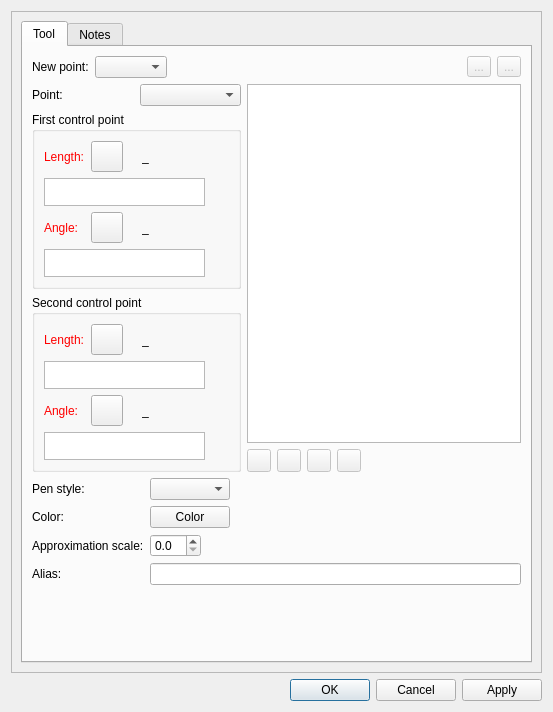
Before: the Qt Designer form src/libs/vtools/dialogs/tools/dialogsplinepath.ui in equinox-patterns/Ostara, drawn with Qt 5.
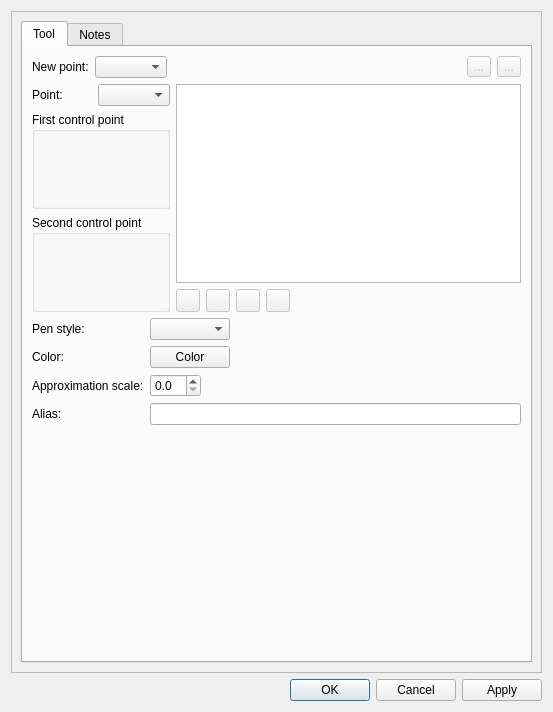
After: the same form once the commit is applied. Icons and pictures are not drawn. Custom widgets are drawn as their Qt base class.

Commit message: Étape 0b — FormulaInputWidget : factorisation des champs formule dans 20 dialogues

Diff of the .ui file:
```diff
--- a/src/libs/vtools/dialogs/tools/dialogsplinepath.ui
+++ b/src/libs/vtools/dialogs/tools/dialogsplinepath.ui
@@ -126,362 +126,10 @@
                   <item>
                    <layout class="QVBoxLayout" name="verticalLayout_6">
                     <item>
-                     <layout class="QHBoxLayout" name="horizontalLayout_2">
-                      <item alignment="Qt::AlignmentFlag::AlignLeft">
-                       <widget class="QLabel" name="labelEditLength1">
-                        <property name="sizePolicy">
-                         <sizepolicy hsizetype="Fixed" vsizetype="Preferred">
-                          <horstretch>0</horstretch>
-                          <verstretch>0</verstretch>
-                         </sizepolicy>
-                        </property>
-                        <property name="palette">
-                         <palette>
-                          <active>
-                           <colorrole role="WindowText">
-                            <brush brushstyle="SolidPattern">
-                             <color alpha="255">
-                              <red>255</red>
-                              <green>0</green>
-                              <blue>0</blue>
-                             </color>
-                            </brush>
-                           </colorrole>
-                          </active>
-                          <inactive>
-                           <colorrole role="WindowText">
-                            <brush brushstyle="SolidPattern">
-                             <color alpha="255">
-                              <red>255</red>
-                              <green>0</green>
-                              <blue>0</blue>
-                             </color>
-                            </brush>
-                           </colorrole>
-                          </inactive>
-                          <disabled>
-                           <colorrole role="WindowText">
-                            <brush brushstyle="SolidPattern">
-                             <color alpha="255">
-                              <red>159</red>
-                              <green>158</green>
-                              <blue>158</blue>
-                             </color>
-                            </brush>
-                           </colorrole>
-                          </disabled>
-                         </palette>
-                        </property>
-                        <property name="text">
-                         <string>Length:</string>
-                        </property>
-                       </widget>
-                      </item>
-                      <item>
-                       <spacer name="horizontalSpacer">
-                        <property name="orientation">
-                         <enum>Qt::Orientation::Horizontal</enum>
-                        </property>
-                        <property name="sizeHint" stdset="0">
-                         <size>
-                          <width>40</width>
-                          <height>20</height>
-                         </size>
-                        </property>
-                       </spacer>
-                      </item>
-                      <item alignment="Qt::AlignmentFlag::AlignRight">
-                       <widget class="QToolButton" name="toolButtonExprLength1">
-                        <property name="toolTip">
-                         <string>Formula wizard</string>
-                        </property>
-                        <property name="text">
-                         <string notr="true"/>
-                        </property>
-                        <property name="icon">
-                         <iconset resource="../../../vmisc/share/resources/icon.qrc">
-                          <normaloff>:/icon/light/24x24/fx.png</normaloff>:/icon/light/24x24/fx.png</iconset>
-                        </property>
-                        <property name="iconSize">
-                         <size>
-                          <width>24</width>
-                          <height>24</height>
-                         </size>
-                        </property>
-                       </widget>
-                      </item>
-                      <item alignment="Qt::AlignmentFlag::AlignRight">
-                       <widget class="QLabel" name="label_8">
-                        <property name="text">
-                         <string/>
-                        </property>
-                        <property name="pixmap">
-                         <pixmap resource="../../../vmisc/share/resources/icon.qrc">:/icon/light/24x24/equal.png</pixmap>
-                        </property>
-                       </widget>
-                      </item>
-                      <item alignment="Qt::AlignmentFlag::AlignRight">
-                       <widget class="QLabel" name="labelResultLength1">
-                        <property name="sizePolicy">
-                         <sizepolicy hsizetype="Fixed" vsizetype="Preferred">
-                          <horstretch>0</horstretch>
-                          <verstretch>0</verstretch>
-                         </sizepolicy>
-                        </property>
-                        <property name="minimumSize">
-                         <size>
-                          <width>87</width>
-                          <height>0</height>
-                         </size>
-                        </property>
-                        <property name="toolTip">
-                         <string>Value</string>
-                        </property>
-                        <property name="text">
-                         <string notr="true">_</string>
-                        </property>
-                       </widget>
-                      </item>
-                     </layout>
+                     <widget class="QWidget" name="formulaLength1Placeholder" native="true"/>
                     </item>
                     <item>
-                     <layout class="QHBoxLayout" name="horizontalLayout_6">
-                      <item>
-                       <widget class="VPlainTextEdit" name="plainTextEditLength1F">
-                        <property name="sizePolicy">
-                         <sizepolicy hsizetype="Expanding" vsizetype="Preferred">
-                          <horstretch>0</horstretch>
-                          <verstretch>0</verstretch>
-                         </sizepolicy>
-                        </property>
-                        <property name="maximumSize">
-                         <size>
-                          <width>16777215</width>
-                          <height>28</height>
-                         </size>
-                        </property>
-                        <property name="toolTip">
-                         <string>Calculation</string>
-                        </property>
-                        <property name="tabChangesFocus">
-                         <bool>true</bool>
-                        </property>
-                       </widget>
-                      </item>
-                      <item>
-                       <widget class="QPushButton" name="pushButtonGrowLength1">
-                        <property name="maximumSize">
-                         <size>
-                          <width>18</width>
-                          <height>18</height>
-                         </size>
-                        </property>
-                        <property name="sizeIncrement">
-                         <size>
-                          <width>0</width>
-                          <height>0</height>
-                         </size>
-                        </property>
-                        <property name="toolTip">
-                         <string>&lt;html&gt;&lt;head/&gt;&lt;body&gt;&lt;p&gt;Show full calculation in message box&lt;/p&gt;&lt;/body&gt;&lt;/html&gt;</string>
-                        </property>
-                        <property name="text">
-                         <string notr="true"/>
-                        </property>
-                        <property name="icon">
-                         <iconset theme="go-down"/>
-                        </property>
-                        <property name="iconSize">
-                         <size>
-                          <width>16</width>
-                          <height>16</height>
-                         </size>
-                        </property>
-                        <property name="flat">
-                         <bool>true</bool>
-                        </property>
-                       </widget>
-                      </item>
-                     </layout>
-                    </item>
-                    <item>
-                     <layout class="QHBoxLayout" name="horizontalLayout_4">
-                      <item alignment="Qt::AlignmentFlag::AlignLeft">
-                       <widget class="QLabel" name="labelEditAngle1">
-                        <property name="sizePolicy">
-                         <sizepolicy hsizetype="Fixed" vsizetype="Preferred">
-                          <horstretch>0</horstretch>
-                          <verstretch>0</verstretch>
-                         </sizepolicy>
-                        </property>
-                        <property name="palette">
-                         <palette>
-                          <active>
-                           <colorrole role="WindowText">
-                            <brush brushstyle="SolidPattern">
-                             <color alpha="255">
-                              <red>255</red>
-                              <green>0</green>
-                              <blue>0</blue>
-                             </color>
-                            </brush>
-                           </colorrole>
-                          </active>
-                          <inactive>
-                           <colorrole role="WindowText">
-                            <brush brushstyle="SolidPattern">
-                             <color alpha="255">
-                              <red>255</red>
-                              <green>0</green>
-                              <blue>0</blue>
-                             </color>
-                            </brush>
-                           </colorrole>
-                          </inactive>
-                          <disabled>
-                           <colorrole role="WindowText">
-                            <brush brushstyle="SolidPattern">
-                             <color alpha="255">
-                              <red>159</red>
-                              <green>158</green>
-                              <blue>158</blue>
-                             </color>
-                            </brush>
-                           </colorrole>
-                          </disabled>
-                         </palette>
-                        </property>
-                        <property name="text">
-                         <string>Angle:</string>
-                        </property>
-                       </widget>
-                      </item>
-                      <item>
-                       <spacer name="horizontalSpacer_2">
-                        <property name="orientation">
-                         <enum>Qt::Orientation::Horizontal</enum>
-                        </property>
-                        <property name="sizeHint" stdset="0">
-                         <size>
-                          <width>40</width>
-                          <height>20</height>
-                         </size>
-                        </property>
-                       </spacer>
-                      </item>
-                      <item alignment="Qt::AlignmentFlag::AlignRight">
-                       <widget class="QToolButton" name="toolButtonExprAngle1">
-                        <property name="toolTip">
-                         <string>Formula wizard</string>
-                        </property>
-                        <property name="text">
-                         <string notr="true"/>
-                        </property>
-                        <property name="icon">
-                         <iconset resource="../../../vmisc/share/resources/icon.qrc">
-                          <normaloff>:/icon/light/24x24/fx.png</normaloff>:/icon/light/24x24/fx.png</iconset>
-                        </property>
-                        <property name="iconSize">
-                         <size>
-                          <width>24</width>
-                          <height>24</height>
-                         </size>
-                        </property>
-                       </widget>
-                      </item>
-                      <item alignment="Qt::AlignmentFlag::AlignRight">
-                       <widget class="QLabel" name="label_9">
-                        <property name="text">
-                         <string/>
-                        </property>
-                        <property name="pixmap">
-                         <pixmap resource="../../../vmisc/share/resources/icon.qrc">:/icon/light/24x24/equal.png</pixmap>
-                        </property>
-                       </widget>
-                      </item>
-                      <item alignment="Qt::AlignmentFlag::AlignRight">
-                       <widget class="QLabel" name="labelResultAngle1">
-                        <property name="sizePolicy">
-                         <sizepolicy hsizetype="Fixed" vsizetype="Preferred">
-                          <horstretch>0</horstretch>
-                          <verstretch>0</verstretch>
-                         </sizepolicy>
-                        </property>
-                        <property name="minimumSize">
-                         <size>
-                          <width>87</width>
-                          <height>0</height>
-                         </size>
-                        </property>
-                        <property name="toolTip">
-                         <string>Value</string>
-                        </property>
-                        <property name="text">
-                         <string notr="true">_</string>
-                        </property>
-                       </widget>
-                      </item>
-                     </layout>
-                    </item>
-                    <item>
-                     <layout class="QHBoxLayout" name="horizontalLayout_7">
-                      <item>
-                       <widget class="VPlainTextEdit" name="plainTextEditAngle1F">
-                        <property name="sizePolicy">
-                         <sizepolicy hsizetype="Expanding" vsizetype="Preferred">
-                          <horstretch>0</horstretch>
-                          <verstretch>0</verstretch>
-                         </sizepolicy>
-                        </property>
-                        <property name="maximumSize">
-                         <size>
-                          <width>16777215</width>
-                          <height>28</height>
-                         </size>
-                        </property>
-                        <property name="toolTip">
-                         <string>Calculation</string>
-                        </property>
-                        <property name="tabChangesFocus">
-                         <bool>true</bool>
-                        </property>
-                       </widget>
-                      </item>
-                      <item>
-                       <widget class="QPushButton" name="pushButtonGrowAngle1">
-                        <property name="maximumSize">
-                         <size>
-                          <width>18</width>
-                          <height>18</height>
-                         </size>
-                        </property>
-                        <property name="sizeIncrement">
-                         <size>
-                          <width>0</width>
-                          <height>0</height>
-                         </size>
-                        </property>
-                        <property name="toolTip">
-                         <string>&lt;html&gt;&lt;head/&gt;&lt;body&gt;&lt;p&gt;Show full calculation in message box&lt;/p&gt;&lt;/body&gt;&lt;/html&gt;</string>
-                        </property>
-                        <property name="text">
-                         <string notr="true"/>
-                        </property>
-                        <property name="icon">
-                         <iconset theme="go-down"/>
-                        </property>
-                        <property name="iconSize">
-                         <size>
-                          <width>16</width>
-                          <height>16</height>
-                         </size>
-                        </property>
-                        <property name="flat">
-                         <bool>true</bool>
-                        </property>
-                       </widget>
-                      </item>
-                     </layout>
+                     <widget class="QWidget" name="formulaAngle1Placeholder" native="true"/>
                     </item>
                    </layout>
                   </item>
@@ -497,362 +145,10 @@
                   <item>
                    <layout class="QVBoxLayout" name="verticalLayout_7">
                     <item>
-                     <layout class="QHBoxLayout" name="horizontalLayout_8">
-                      <item alignment="Qt::AlignmentFlag::AlignLeft">
-                       <widget class="QLabel" name="labelEditLength2">
-                        <property name="sizePolicy">
-                         <sizepolicy hsizetype="Fixed" vsizetype="Preferred">
-                          <horstretch>0</horstretch>
-                          <verstretch>0</verstretch>
-                         </sizepolicy>
-                        </property>
-                        <property name="palette">
-                         <palette>
-                          <active>
-                           <colorrole role="WindowText">
-                            <brush brushstyle="SolidPattern">
-                             <color alpha="255">
-                              <red>255</red>
-                              <green>0</green>
-                              <blue>0</blue>
-                             </color>
-                            </brush>
-                           </colorrole>
-                          </active>
-                          <inactive>
-                           <colorrole role="WindowText">
-                            <brush brushstyle="SolidPattern">
-                             <color alpha="255">
-                              <red>255</red>
-                              <green>0</green>
-                              <blue>0</blue>
-                             </color>
-                            </brush>
-                           </colorrole>
-                          </inactive>
-                          <disabled>
-                           <colorrole role="WindowText">
-                            <brush brushstyle="SolidPattern">
-                             <color alpha="255">
-                              <red>159</red>
-                              <green>158</green>
-                              <blue>158</blue>
-                             </color>
-                            </brush>
-                           </colorrole>
-                          </disabled>
-                         </palette>
-                        </property>
-                        <property name="text">
-                         <string>Length:</string>
-                        </property>
-                       </widget>
-                      </item>
-                      <item>
-                       <spacer name="horizontalSpacer_3">
-                        <property name="orientation">
-                         <enum>Qt::Orientation::Horizontal</enum>
-                        </property>
-                        <property name="sizeHint" stdset="0">
-                         <size>
-                          <width>40</width>
-                          <height>20</height>
-                         </size>
-                        </property>
-                       </spacer>
-                      </item>
-                      <item alignment="Qt::AlignmentFlag::AlignRight">
-                       <widget class="QToolButton" name="toolButtonExprLength2">
-                        <property name="toolTip">
-                         <string>Formula wizard</string>
-                        </property>
-                        <property name="text">
-                         <string notr="true"/>
-                        </property>
-                        <property name="icon">
-                         <iconset resource="../../../vmisc/share/resources/icon.qrc">
-                          <normaloff>:/icon/light/24x24/fx.png</normaloff>:/icon/light/24x24/fx.png</iconset>
-                        </property>
-                        <property name="iconSize">
-                         <size>
-                          <width>24</width>
-                          <height>24</height>
-                         </size>
-                        </property>
-                       </widget>
-                      </item>
-                      <item alignment="Qt::AlignmentFlag::AlignRight">
-                       <widget class="QLabel" name="label_10">
-                        <property name="text">
-                         <string/>
-                        </property>
-                        <property name="pixmap">
-                         <pixmap resource="../../../vmisc/share/resources/icon.qrc">:/icon/light/24x24/equal.png</pixmap>
-                        </property>
-                       </widget>
-                      </item>
-                      <item alignment="Qt::AlignmentFlag::AlignRight">
-                       <widget class="QLabel" name="labelResultLength2">
-                        <property name="sizePolicy">
-                         <sizepolicy hsizetype="Fixed" vsizetype="Preferred">
-                          <horstretch>0</horstretch>
-                          <verstretch>0</verstretch>
-                         </sizepolicy>
-                        </property>
-                        <property name="minimumSize">
-                         <size>
-                          <width>87</width>
-                          <height>0</height>
-                         </size>
-                        </property>
-                        <property name="toolTip">
-                         <string>Value</string>
-                        </property>
-                        <property name="text">
-                         <string notr="true">_</string>
-                        </property>
-                       </widget>
-                      </item>
-                     </layout>
+                     <widget class="QWidget" name="formulaLength2Placeholder" native="true"/>
                     </item>
                     <item>
-                     <layout class="QHBoxLayout" name="horizontalLayout_9">
-                      <item>
-                       <widget class="VPlainTextEdit" name="plainTextEditLength2F">
-                        <property name="sizePolicy">
-                         <sizepolicy hsizetype="Expanding" vsizetype="Preferred">
-                          <horstretch>0</horstretch>
-                          <verstretch>0</verstretch>
-                         </sizepolicy>
-                        </property>
-                        <property name="maximumSize">
-                         <size>
-                          <width>16777215</width>
-                          <height>28</height>
-                         </size>
-                        </property>
-                        <property name="toolTip">
-                         <string>Calculation</string>
-                        </property>
-                        <property name="tabChangesFocus">
-                         <bool>true</bool>
-                        </property>
-                       </widget>
-                      </item>
-                      <item>
-                       <widget class="QPushButton" name="pushButtonGrowLength2">
-                        <property name="maximumSize">
-                         <size>
-                          <width>18</width>
-                          <height>18</height>
-                         </size>
-                        </property>
-                        <property name="sizeIncrement">
-                         <size>
-                          <width>0</width>
-                          <height>0</height>
-                         </size>
-                        </property>
-                        <property name="toolTip">
-                         <string>&lt;html&gt;&lt;head/&gt;&lt;body&gt;&lt;p&gt;Show full calculation in message box&lt;/p&gt;&lt;/body&gt;&lt;/html&gt;</string>
-                        </property>
-                        <property name="text">
-                         <string notr="true"/>
-                        </property>
-                        <property name="icon">
-                         <iconset theme="go-down"/>
-                        </property>
-                        <property name="iconSize">
-                         <size>
-                          <width>16</width>
-                          <height>16</height>
-                         </size>
-                        </property>
-                        <property name="flat">
-                         <bool>true</bool>
-                        </property>
-                       </widget>
-                      </item>
-                     </layout>
-                    </item>
-                    <item>
-                     <layout class="QHBoxLayout" name="horizontalLayout_11">
-                      <item alignment="Qt::AlignmentFlag::AlignLeft">
-                       <widget class="QLabel" name="labelEditAngle2">
-                        <property name="sizePolicy">
-                         <sizepolicy hsizetype="Fixed" vsizetype="Preferred">
-                          <horstretch>0</horstretch>
-                          <verstretch>0</verstretch>
-                         </sizepolicy>
-                        </property>
-                        <property name="palette">
-                         <palette>
-                          <active>
-                           <colorrole role="WindowText">
-                            <brush brushstyle="SolidPattern">
-                             <color alpha="255">
-                              <red>255</red>
-                              <green>0</green>
-                              <blue>0</blue>
-                             </color>
-                            </brush>
-                           </colorrole>
-                          </active>
-                          <inactive>
-                           <colorrole role="WindowText">
-                            <brush brushstyle="SolidPattern">
-                             <color alpha="255">
-                              <red>255</red>
-                              <green>0</green>
-                              <blue>0</blue>
-                             </color>
-                            </brush>
-                           </colorrole>
-                          </inactive>
-                          <disabled>
-                           <colorrole role="WindowText">
-                            <brush brushstyle="SolidPattern">
-                             <color alpha="255">
-                              <red>159</red>
-                              <green>158</green>
-                              <blue>158</blue>
-                             </color>
-                            </brush>
-                           </colorrole>
-                          </disabled>
-                         </palette>
-                        </property>
-                        <property name="text">
-                         <string>Angle:</string>
-                        </property>
-                       </widget>
-                      </item>
-                      <item>
-                       <spacer name="horizontalSpacer_4">
-                        <property name="orientation">
-                         <enum>Qt::Orientation::Horizontal</enum>
-                        </property>
-                        <property name="sizeHint" stdset="0">
-                         <size>
-                          <width>40</width>
-                          <height>20</height>
-                         </size>
-                        </property>
-                       </spacer>
-                      </item>
-                      <item alignment="Qt::AlignmentFlag::AlignRight">
-                       <widget class="QToolButton" name="toolButtonExprAngle2">
-                        <property name="toolTip">
-                         <string>Formula wizard</string>
-                        </property>
-                        <property name="text">
-                         <string notr="true"/>
-                        </property>
-                        <property name="icon">
-                         <iconset resource="../../../vmisc/share/resources/icon.qrc">
-                          <normaloff>:/icon/light/24x24/fx.png</normaloff>:/icon/light/24x24/fx.png</iconset>
-                        </property>
-                        <property name="iconSize">
-                         <size>
-                          <width>24</width>
-                          <height>24</height>
-                         </size>
-                        </property>
-                       </widget>
-                      </item>
-                      <item alignment="Qt::AlignmentFlag::AlignRight">
-                       <widget class="QLabel" name="label_11">
-                        <property name="text">
-                         <string/>
-                        </property>
-                        <property name="pixmap">
-                         <pixmap resource="../../../vmisc/share/resources/icon.qrc">:/icon/light/24x24/equal.png</pixmap>
-                        </property>
-                       </widget>
-                      </item>
-                      <item alignment="Qt::AlignmentFlag::AlignRight">
-                       <widget class="QLabel" name="labelResultAngle2">
-                        <property name="sizePolicy">
-                         <sizepolicy hsizetype="Fixed" vsizetype="Preferred">
-                          <horstretch>0</horstretch>
-                          <verstretch>0</verstretch>
-                         </sizepolicy>
-                        </property>
-                        <property name="minimumSize">
-                         <size>
-                          <width>87</width>
-                          <height>0</height>
-                         </size>
-                        </property>
-                        <property name="toolTip">
-                         <string>Value</string>
-                        </property>
-                        <property name="text">
-                         <string notr="true">_</string>
-                        </property>
-                       </widget>
-                      </item>
-                     </layout>
-                    </item>
-                    <item>
-                     <layout class="QHBoxLayout" name="horizontalLayout_12">
-                      <item>
-                       <widget class="VPlainTextEdit" name="plainTextEditAngle2F">
-                        <property name="sizePolicy">
-                         <sizepolicy hsizetype="Expanding" vsizetype="Preferred">
-                          <horstretch>0</horstretch>
-                          <verstretch>0</verstretch>
-                         </sizepolicy>
-                        </property>
-                        <property name="maximumSize">
-                         <size>
-                          <width>16777215</width>
-                          <height>28</height>
-                         </size>
-                        </property>
-                        <property name="toolTip">
-                         <string>Calculation</string>
-                        </property>
-                        <property name="tabChangesFocus">
-                         <bool>true</bool>
-                        </property>
-                       </widget>
-                      </item>
-                      <item>
-                       <widget class="QPushButton" name="pushButtonGrowAngle2">
-                        <property name="maximumSize">
-                         <size>
-                          <width>18</width>
-                          <height>18</height>
-                         </size>
-                        </property>
-                        <property name="sizeIncrement">
-                         <size>
-                          <width>0</width>
-                          <height>0</height>
-                         </size>
-                        </property>
-                        <property name="toolTip">
-                         <string>&lt;html&gt;&lt;head/&gt;&lt;body&gt;&lt;p&gt;Show full calculation in message box&lt;/p&gt;&lt;/body&gt;&lt;/html&gt;</string>
-                        </property>
-                        <property name="text">
-                         <string notr="true"/>
-                        </property>
-                        <property name="icon">
-                         <iconset theme="go-down"/>
-                        </property>
-                        <property name="iconSize">
-                         <size>
-                          <width>16</width>
-                          <height>16</height>
-                         </size>
-                        </property>
-                        <property name="flat">
-                         <bool>true</bool>
-                        </property>
-                       </widget>
-                      </item>
-                     </layout>
+                     <widget class="QWidget" name="formulaAngle2Placeholder" native="true"/>
                     </item>
                    </layout>
                   </item>
@@ -1091,11 +387,7 @@
    <extends>QPushButton</extends>
    <header>../vpropertyexplorer/qtcolorpicker.h</header>
   </customwidget>
-  <customwidget>
-   <class>VPlainTextEdit</class>
-   <extends>QPlainTextEdit</extends>
-   <header>../vwidgets/vplaintextedit.h</header>
-  </customwidget>
+  
  </customwidgets>
  <tabstops>
   <tabstop>buttonBox</tabstop>
```
Left out of the diff: 4 changed lines with no effect on the pictures. The commit also changes 59 other files.
